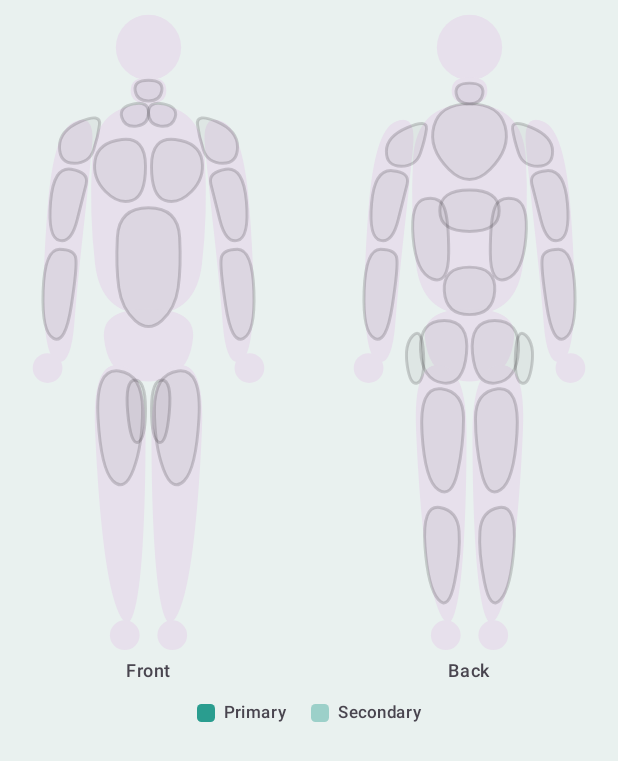
After one commit to umair13adil/BodyLensApp-Kotlin, an Android app built with Jetpack Compose: the composable MuscleMap shown on its own in the app's theme, on a phone screen of 412 x 824 dp. The commit adds this screen. Shown: the top 761 px of the screen. Run offline under Robolectric (Android 15) with nearby library versions, the phone set to English and light mode, and no system bars.

Commit message:
- Added muscle map component

```diff
--- /dev/null
+++ b/app/src/main/java/com/bodylens/core/ui/components/MuscleMap.kt
@@ -0,0 +1,268 @@
+package com.bodylens.core.ui.components
+
+import androidx.compose.foundation.Canvas
+import androidx.compose.foundation.background
+import androidx.compose.foundation.layout.Arrangement
+import androidx.compose.foundation.layout.Box
+import androidx.compose.foundation.layout.Column
+import androidx.compose.foundation.layout.Row
+import androidx.compose.foundation.layout.aspectRatio
+import androidx.compose.foundation.layout.fillMaxWidth
+import androidx.compose.foundation.layout.padding
+import androidx.compose.foundation.layout.size
+import androidx.compose.foundation.shape.RoundedCornerShape
+import androidx.compose.material3.MaterialTheme
+import androidx.compose.material3.Text
+import androidx.compose.runtime.Composable
+import androidx.compose.ui.Alignment
+import androidx.compose.ui.Modifier
+import androidx.compose.ui.draw.clip
+import androidx.compose.ui.graphics.Color
+import androidx.compose.ui.graphics.Path
+import androidx.compose.ui.graphics.drawscope.DrawScope
+import androidx.compose.ui.graphics.drawscope.Stroke
+import androidx.compose.ui.geometry.Offset
+import androidx.compose.ui.unit.dp
+import com.bodylens.domain.model.Muscle
+
+/**
+ * A lightweight, app-styled anatomy map. Front and back figures are drawn with the
+ * Compose [Canvas] from vector polygons defined in a normalised 100×220 design space,
+ * so there are no raster assets to license, ship, or scale — the whole map is a few KB
+ * of geometry that stays crisp at every density.
+ *
+ * Muscles named by an [Exercise]'s [Muscle] strings are highlighted by colour: solid
+ * accent for [primaryMuscles] (trained directly) and a translucent accent for
+ * [secondaryMuscles] (assisting). To extend the map, add a [MuscleRegion] for the muscle
+ * in [muscleRegions] — nothing else needs to change.
+ */
+@Composable
+fun MuscleMap(
+    primaryMuscles: Set<Muscle>,
+    secondaryMuscles: Set<Muscle>,
+    modifier: Modifier = Modifier,
+    showLegend: Boolean = true,
+) {
+    val scheme = MaterialTheme.colorScheme
+    val palette = MusclePalette(
+        base = scheme.surfaceVariant,
+        idleFill = scheme.onSurface.copy(alpha = 0.05f),
+        idleOutline = scheme.onSurface.copy(alpha = 0.18f),
+        primary = scheme.primary,
+        secondary = scheme.primary.copy(alpha = 0.40f),
+    )
+    // A muscle counts as primary if it is primary for any contributing exercise; only
+    // muscles that are *never* primary fall through to the secondary highlight.
+    val secondaryOnly = secondaryMuscles - primaryMuscles
+
+    Column(modifier, horizontalAlignment = Alignment.CenterHorizontally) {
+        Row(
+            Modifier.fillMaxWidth(),
+            horizontalArrangement = Arrangement.spacedBy(16.dp),
+        ) {
+            FigureColumn("Front", BodyView.FRONT, primaryMuscles, secondaryOnly, palette, Modifier.weight(1f))
+            FigureColumn("Back", BodyView.BACK, primaryMuscles, secondaryOnly, palette, Modifier.weight(1f))
+        }
+        if (showLegend) {
+            Row(
+                Modifier.padding(top = 12.dp),
+                horizontalArrangement = Arrangement.spacedBy(16.dp),
+                verticalAlignment = Alignment.CenterVertically,
+            ) {
+                LegendSwatch(palette.primary, "Primary")
+                LegendSwatch(palette.secondary, "Secondary")
+            }
+        }
+    }
+}
+
+@Composable
+private fun FigureColumn(
+    label: String,
+    view: BodyView,
+    primary: Set<Muscle>,
+    secondaryOnly: Set<Muscle>,
+    palette: MusclePalette,
+    modifier: Modifier = Modifier,
+) {
+    Column(modifier, horizontalAlignment = Alignment.CenterHorizontally) {
+        Canvas(
+            Modifier
+                .fillMaxWidth()
+                .aspectRatio(DESIGN_WIDTH / DESIGN_HEIGHT),
+        ) {
+            drawFigure(view, primary, secondaryOnly, palette)
+        }
+        Text(
+            label,
+            style = MaterialTheme.typography.labelMedium,
+            color = MaterialTheme.colorScheme.onSurfaceVariant,
+            modifier = Modifier.padding(top = 4.dp),
+        )
+    }
+}
+
+@Composable
+private fun LegendSwatch(color: Color, label: String) {
+    Row(verticalAlignment = Alignment.CenterVertically) {
+        Box(
+            Modifier
+                .size(12.dp)
+                .clip(RoundedCornerShape(3.dp))
+                .background(color),
+        )
+        Text(
+            label,
+            style = MaterialTheme.typography.labelSmall,
+            color = MaterialTheme.colorScheme.onSurfaceVariant,
+            modifier = Modifier.padding(start = 6.dp),
+        )
+    }
+}
+
+// ---------------------------------------------------------------------------
+// Drawing
+// ---------------------------------------------------------------------------
+
+private const val DESIGN_WIDTH = 100f
+private const val DESIGN_HEIGHT = 220f
+
+private enum class BodyView { FRONT, BACK }
+
+private data class MusclePalette(
+    val base: Color,
+    val idleFill: Color,
+    val idleOutline: Color,
+    val primary: Color,
+    val secondary: Color,
+)
+
+private fun DrawScope.drawFigure(
+    view: BodyView,
+    primary: Set<Muscle>,
+    secondaryOnly: Set<Muscle>,
+    palette: MusclePalette,
+) {
+    // Preserve aspect ratio, centre the figure in whatever box we were given.
+    val scale = minOf(size.width / DESIGN_WIDTH, size.height / DESIGN_HEIGHT)
+    val offsetX = (size.width - DESIGN_WIDTH * scale) / 2f
+    val offsetY = (size.height - DESIGN_HEIGHT * scale) / 2f
+    fun map(p: Offset) = Offset(offsetX + p.x * scale, offsetY + p.y * scale)
+
+    // 1. The neutral body — head, limbs, torso — as a backdrop the muscles sit on.
+    bodyBaseParts(view).forEach { part ->
+        when (part) {
+            is BodyPart.Blob -> drawPath(part.points.map(::map).toSmoothPath(), palette.base)
+            is BodyPart.Circle -> drawCircle(palette.base, part.radius * scale, map(part.center))
+        }
+    }
+
+    // 2. Muscle regions, drawn idle first then highlighted on top so accents win overlaps.
+    val regions = muscleRegions.filter { it.view == view }
+    val ordered = regions.sortedBy { region ->
+        when {
+            region.muscle in primary -> 2
+            region.muscle in secondaryOnly -> 1
+            else -> 0
+        }
+    }
+    ordered.forEach { region ->
+        val fill = when {
+            region.muscle in primary -> palette.primary
+            region.muscle in secondaryOnly -> palette.secondary
+            else -> palette.idleFill
+        }
+        region.polygons.forEach { polygon ->
+            val path = polygon.map(::map).toSmoothPath()
+            drawPath(path, fill)
+            drawPath(path, palette.idleOutline, style = Stroke(width = scale))
+        }
+    }
+}
+
+/** Build a closed, smoothly-rounded path through [this] polygon's vertices. */
+private fun List<Offset>.toSmoothPath(): Path {
+    val path = Path()
+    if (size < 3) return path
+    fun mid(a: Offset, b: Offset) = Offset((a.x + b.x) / 2f, (a.y + b.y) / 2f)
+    val start = mid(this[size - 1], this[0])
+    path.moveTo(start.x, start.y)
+    for (i in indices) {
+        val current = this[i]
+        val next = this[(i + 1) % size]
+        val end = mid(current, next)
+        path.quadraticBezierTo(current.x, current.y, end.x, end.y)
+    }
+    path.close()
+    return path
+}
+
+// ---------------------------------------------------------------------------
+// Geometry (normalised 100×220 design space; centre line at x = 50)
+// ---------------------------------------------------------------------------
+
+private sealed interface BodyPart {
+    data class Blob(val points: List<Offset>) : BodyPart
+    data class Circle(val center: Offset, val radius: Float) : BodyPart
+}
+
+private data class MuscleRegion(
+    val muscle: Muscle,
+    val view: BodyView,
+    val polygons: List<List<Offset>>,
+)
+
+private fun pts(vararg p: Pair<Float, Float>): List<Offset> = p.map { Offset(it.first, it.second) }
+
+/** Mirror a right-side polygon across the centre line to produce its left-side twin. */
+private fun mirror(points: List<Offset>): List<Offset> = points.map { Offset(DESIGN_WIDTH - it.x, it.y) }
+
+/** A symmetric muscle: same shape on both sides of the body. */
+private fun symmetric(muscle: Muscle, view: BodyView, right: List<Offset>) =
+    MuscleRegion(muscle, view, listOf(right, mirror(right)))
+
+/** A single central muscle straddling the centre line. */
+private fun central(muscle: Muscle, view: BodyView, shape: List<Offset>) =
+    MuscleRegion(muscle, view, listOf(shape))
+
+private fun bodyBaseParts(view: BodyView): List<BodyPart> {
+    val rightArm = pts(68f to 38f, 82f to 44f, 86f to 96f, 84f to 122f, 76f to 122f, 74f to 96f, 70f to 60f)
+    val rightLeg = pts(51f to 124f, 69f to 122f, 67f to 168f, 63f to 200f, 57f to 213f, 53f to 200f, 51f to 168f)
+    return listOf(
+        BodyPart.Circle(Offset(50f, 16f), 11f),                                    // head
+        BodyPart.Blob(pts(44f to 26f, 56f to 26f, 56f to 35f, 44f to 35f)),        // neck
+        BodyPart.Blob(pts(32f to 35f, 68f to 35f, 70f to 72f, 66f to 106f, 34f to 106f, 30f to 72f)), // torso
+        BodyPart.Blob(rightArm), BodyPart.Blob(mirror(rightArm)),                  // arms
+        BodyPart.Blob(pts(34f to 104f, 66f to 104f, 64f to 124f, 50f to 130f, 36f to 124f)), // pelvis
+        BodyPart.Blob(rightLeg), BodyPart.Blob(mirror(rightLeg)),                  // legs
+        BodyPart.Circle(Offset(84f, 124f), 5f), BodyPart.Circle(Offset(16f, 124f), 5f), // hands
+        BodyPart.Circle(Offset(58f, 214f), 5f), BodyPart.Circle(Offset(42f, 214f), 5f), // feet
+    )
+}
+
+private val muscleRegions: List<MuscleRegion> = listOf(
+    // ---- Front ----
+    symmetric(Muscle.TRAPS, BodyView.FRONT, pts(50f to 34f, 60f to 36f, 58f to 43f, 50f to 42f)),
+    symmetric(Muscle.SHOULDERS, BodyView.FRONT, pts(66f to 38f, 80f to 44f, 80f to 55f, 70f to 55f, 67f to 46f)),
+    symmetric(Muscle.CHEST, BodyView.FRONT, pts(51f to 46f, 67f to 48f, 69f to 60f, 60f to 69f, 51f to 66f)),
+    symmetric(Muscle.BICEPS, BodyView.FRONT, pts(70f to 58f, 82f to 56f, 84f to 80f, 76f to 82f, 72f to 66f)),
+    symmetric(Muscle.FOREARMS, BodyView.FRONT, pts(75f to 84f, 85f to 84f, 86f to 112f, 78f to 116f, 74f to 90f)),
+    central(Muscle.ABDOMINALS, BodyView.FRONT, pts(40f to 70f, 60f to 70f, 61f to 90f, 59f to 104f, 50f to 112f, 41f to 104f, 39f to 90f)),
+    symmetric(Muscle.QUADRICEPS, BodyView.FRONT, pts(52f to 126f, 68f to 124f, 66f to 158f, 58f to 166f, 52f to 150f)),
+    symmetric(Muscle.ADDUCTORS, BodyView.FRONT, pts(51f to 128f, 58f to 128f, 56f to 150f, 51f to 148f)),
+    central(Muscle.NECK, BodyView.FRONT, pts(45f to 27f, 55f to 27f, 54f to 34f, 46f to 34f)),
+
+    // ---- Back ----
+    central(Muscle.TRAPS, BodyView.BACK, pts(40f to 35f, 60f to 35f, 64f to 50f, 50f to 64f, 36f to 50f)),
+    symmetric(Muscle.SHOULDERS, BodyView.BACK, pts(64f to 40f, 78f to 46f, 78f to 56f, 68f to 56f, 65f to 47f)),
+    symmetric(Muscle.TRICEPS, BodyView.BACK, pts(70f to 58f, 82f to 57f, 84f to 80f, 76f to 82f, 72f to 66f)),
+    symmetric(Muscle.FOREARMS, BodyView.BACK, pts(75f to 84f, 85f to 84f, 86f to 112f, 78f to 116f, 74f to 90f)),
+    central(Muscle.MIDDLE_BACK, BodyView.BACK, pts(40f to 64f, 60f to 64f, 60f to 78f, 40f to 78f)),
+    symmetric(Muscle.LATS, BodyView.BACK, pts(60f to 66f, 70f to 68f, 68f to 92f, 57f to 96f, 57f to 74f)),
+    central(Muscle.LOWER_BACK, BodyView.BACK, pts(41f to 90f, 59f to 90f, 58f to 106f, 42f to 106f)),
+    symmetric(Muscle.GLUTES, BodyView.BACK, pts(50f to 108f, 67f to 108f, 66f to 128f, 52f to 130f)),
+    symmetric(Muscle.ABDUCTORS, BodyView.BACK, pts(66f to 110f, 72f to 116f, 70f to 130f, 65f to 128f)),
+    symmetric(Muscle.HAMSTRINGS, BodyView.BACK, pts(52f to 132f, 67f to 130f, 65f to 162f, 56f to 168f, 52f to 150f)),
+    symmetric(Muscle.CALVES, BodyView.BACK, pts(54f to 172f, 66f to 170f, 64f to 198f, 57f to 206f, 53f to 186f)),
+    central(Muscle.NECK, BodyView.BACK, pts(45f to 28f, 55f to 28f, 54f to 35f, 46f to 35f)),
+)
--- a/app/src/main/java/com/bodylens/feature/plan/PlanScreen.kt
+++ b/app/src/main/java/com/bodylens/feature/plan/PlanScreen.kt
@@ -10,6 +10,7 @@ import androidx.compose.runtime.*
 import androidx.compose.ui.Modifier
 import androidx.compose.ui.unit.dp
 import androidx.hilt.navigation.compose.hiltViewModel
+import com.bodylens.core.ui.components.MuscleMap
 import com.bodylens.domain.model.ExercisePlan
 import com.bodylens.domain.model.MuscleVolume
 import com.bodylens.domain.model.WorkoutDay
@@ -43,6 +44,7 @@ fun PlanScreen(
                 verticalArrangement = Arrangement.spacedBy(12.dp),
             ) {
                 item { PlanHeader(p) }
+                item { MusclesWorkedCard(p) }
                 items(p.days) { DayCard(it) }
                 if (p.weeklyVolume.isNotEmpty()) {
                     item { WeeklyVolumeCard(p.weeklyVolume) }
@@ -66,6 +68,24 @@ private fun PlanHeader(plan: ExercisePlan) {
             "Emphasis: ${titleCase(plan.emphasis.name)} · Cardio: ${plan.cardioZone2Minutes} min/week (Zone 2)",
             style = MaterialTheme.typography.bodyMedium,
         )
+    }
+}
+
+@Composable
+private fun MusclesWorkedCard(plan: ExercisePlan) {
+    val rx = remember(plan) { plan.days.flatMap { it.prescriptions } }
+    val primary = remember(rx) { rx.flatMap { it.exercise.primaryMuscles }.toSet() }
+    val secondary = remember(rx) { rx.flatMap { it.exercise.secondaryMuscles }.toSet() }
+    if (primary.isEmpty() && secondary.isEmpty()) return
+    ElevatedCard(Modifier.fillMaxWidth()) {
+        Column(Modifier.padding(16.dp), verticalArrangement = Arrangement.spacedBy(12.dp)) {
+            Text("Muscles worked", style = MaterialTheme.typography.titleMedium)
+            MuscleMap(
+                primaryMuscles = primary,
+                secondaryMuscles = secondary,
+                modifier = Modifier.fillMaxWidth(),
+            )
+        }
     }
 }
 
```
